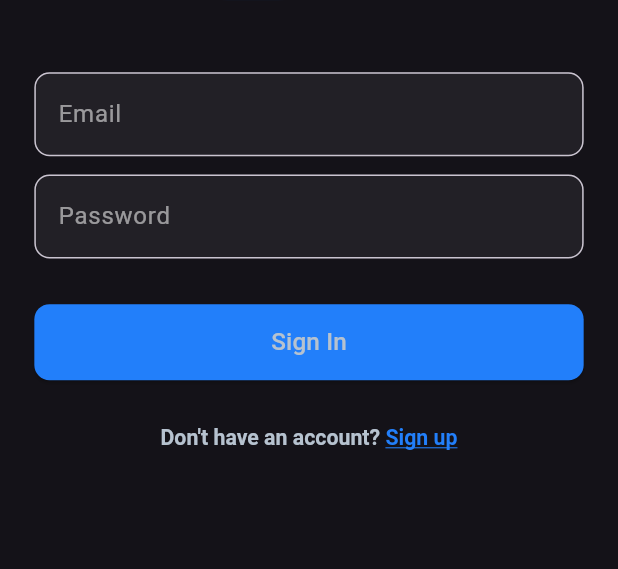
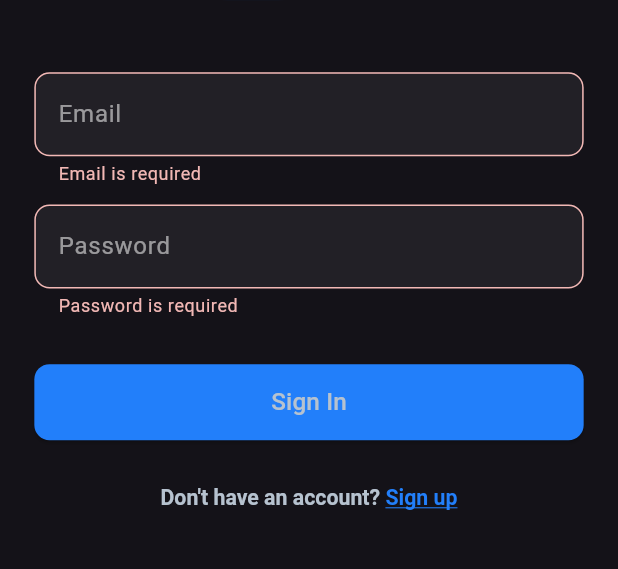
Before and after one commit to MohaamedHamdy/Devoida-task-management, a Flutter app: the SignInScreen screen opened by its route, after a tap on "Sign In", on a phone screen of 412 x 824 dp, the part 176-745 px from its top. Run offline on Flutter 3.47's test engine with Material 3 defaults, Android fonts, the phone set to English and light mode, and no system bars; our stand-ins replace bloc, dartz, dio, equatable, flutter_bloc, flutter_screenutil and 5 more; accounts and stored records are empty.

Commit message:
sign in front and backend done

```diff
--- a/devoida_front/lib/core/utils/networking/api_service.dart
+++ b/devoida_front/lib/core/utils/networking/api_service.dart
@@ -40,14 +40,15 @@ class ApiService {
   Future<Response> post({
     required String endPoints,
     required Map<String, dynamic> data,
+    Options? options,
   }) async {
     // print(endPoints);
-    // print('$baseUrl$endPoints');
+    print('$baseUrl$endPoints');
     try {
       var response = await dio.post(
         'http://10.0.2.2:8000/$endPoints',
         data: data,
-        options: Options(method: 'POST', headers: headers),
+        options: options ?? Options(method: 'POST', headers: headers),
       );
       // print(response.data);
       return response;
--- /dev/null
+++ b/devoida_front/lib/features/authentication/signin/data/repo/signin_repo.dart
@@ -0,0 +1,46 @@
+import 'package:dartz/dartz.dart';
+import 'package:devoida_front/core/errors/failure.dart';
+import 'package:devoida_front/core/utils/networking/api_service.dart';
+import 'package:dio/dio.dart';
+import 'package:flutter/material.dart';
+import 'package:flutter_secure_storage/flutter_secure_storage.dart';
+
+class SignInRepo {
+  final ApiService api;
+  final FlutterSecureStorage _storage = const FlutterSecureStorage();
+
+  SignInRepo({required this.api});
+
+  Future<Either<Failure, String>> login({
+    required String password,
+    required String email,
+  }) async {
+    try {
+      var response = await api.post(
+        endPoints: 'login',
+        data: {"username": email, "password": password},
+        options: Options(contentType: Headers.formUrlEncodedContentType),
+      );
+      // Check if response is successful
+      print("hennaa");
+      print(response);
+      print(response.data);
+      if (response.data['status'] == 'Success') {
+        final token = response.data['token'];
+        await _storage.write(key: 'token', value: token);
+        debugPrint(
+          "=============================== ${response.data['status']}",
+        );
+        return right(response.data['status'].toString());
+      } else {
+        // Handle error response
+        return left(ServerFailure(response.data['message']));
+      }
+    } catch (e) {
+      if (e is DioException) {
+        return left(ServerFailure.fromDioError(e));
+      }
+      return left(ServerFailure(e.toString()));
+    }
+  }
+}
--- /dev/null
+++ b/devoida_front/lib/features/authentication/signin/presentation/view model/sign_in_cubit.dart
@@ -0,0 +1,23 @@
+import 'package:bloc/bloc.dart';
+import 'package:devoida_front/features/authentication/signin/data/repo/signin_repo.dart';
+// import 'package:dartz/dartz.dart';
+import 'package:equatable/equatable.dart';
+// import 'package:petowner_frontend/core/errors/failure.dart';
+
+part 'sign_in_state.dart';
+
+class SignInCubit extends Cubit<SignInState> {
+  SignInCubit(this.signInRepo) : super(SignInInitial());
+
+  final SignInRepo signInRepo;
+
+  Future<void> signIn({required String password, required String email}) async {
+    emit(SignInLoading());
+    await Future.delayed(const Duration(seconds: 1));
+    var result = await signInRepo.login(password: password, email: email);
+    result.fold(
+      (failure) => emit(SignInFailure(errorMessage: failure.errorMessage)),
+      (status) => emit(SignInSuccess(status: status)),
+    );
+  }
+}
--- /dev/null
+++ b/devoida_front/lib/features/authentication/signin/presentation/view model/sign_in_state.dart
@@ -0,0 +1,24 @@
+part of 'sign_in_cubit.dart';
+
+sealed class SignInState extends Equatable {
+  const SignInState();
+
+  @override
+  List<Object> get props => [];
+}
+
+final class SignInInitial extends SignInState {}
+
+final class SignInLoading extends SignInState {}
+
+final class SignInSuccess extends SignInState {
+  final String status;
+
+  const SignInSuccess({required this.status});
+}
+
+final class SignInFailure extends SignInState {
+  final String errorMessage;
+
+  const SignInFailure({required this.errorMessage});
+}
--- a/devoida_front/lib/features/authentication/signin/presentation/view/widgets/signin_screen_body.dart
+++ b/devoida_front/lib/features/authentication/signin/presentation/view/widgets/signin_screen_body.dart
@@ -1,20 +1,44 @@
 import 'package:devoida_front/core/utils/helpers/spacing.dart';
+import 'package:devoida_front/core/utils/networking/api_service.dart';
 import 'package:devoida_front/core/utils/routing/routes.dart';
 import 'package:devoida_front/core/utils/theming/colors.dart';
 import 'package:devoida_front/core/utils/theming/styles.dart';
+import 'package:devoida_front/core/widgets/loading_button.dart';
+import 'package:devoida_front/features/authentication/signin/data/repo/signin_repo.dart';
+import 'package:devoida_front/features/authentication/signin/presentation/view%20model/sign_in_cubit.dart';
+import 'package:dio/dio.dart';
 import 'package:flutter/gestures.dart';
 import 'package:flutter/material.dart';
+import 'package:flutter_bloc/flutter_bloc.dart';
 import 'package:flutter_screenutil/flutter_screenutil.dart';
 import 'package:go_router/go_router.dart';
 
-class SigninScreenBody extends StatelessWidget {
+class SigninScreenBody extends StatefulWidget {
   const SigninScreenBody({super.key});
+
+  @override
+  State<SigninScreenBody> createState() => _SigninScreenBodyState();
+}
+
+class _SigninScreenBodyState extends State<SigninScreenBody> {
+  final GlobalKey<FormState> _formKey = GlobalKey<FormState>();
+  final TextEditingController _emailController = TextEditingController();
+  final TextEditingController _passwordController = TextEditingController();
+
+  @override
+  void dispose() {
+    _emailController.dispose();
+    _passwordController.dispose();
+    super.dispose();
+  }
 
   @override
   Widget build(BuildContext context) {
     return SafeArea(
       child: SingleChildScrollView(
         padding: EdgeInsets.symmetric(horizontal: 20.w),
+        child: Form(
+          key: _formKey,
           child: Column(
             crossAxisAlignment: CrossAxisAlignment.center,
             children: [
@@ -31,6 +55,7 @@ class SigninScreenBody extends StatelessWidget {
 
               // Email Field
               TextFormField(
+                controller: _emailController,
                 keyboardType: TextInputType.emailAddress,
                 decoration: InputDecoration(
                   hintText: "Email",
@@ -41,11 +66,21 @@ class SigninScreenBody extends StatelessWidget {
                     borderRadius: BorderRadius.circular(10.r),
                   ),
                 ),
+                validator: (value) {
+                  if (value == null || value.trim().isEmpty) {
+                    return 'Email is required';
+                  }
+                  if (!RegExp(r'^\S+@\S+\.\S+$').hasMatch(value)) {
+                    return 'Enter a valid email';
+                  }
+                  return null;
+                },
               ),
               heightSizedBox(12),
 
               // Password Field
               TextFormField(
+                controller: _passwordController,
                 obscureText: true,
                 decoration: InputDecoration(
                   hintText: "Password",
@@ -56,11 +91,41 @@ class SigninScreenBody extends StatelessWidget {
                     borderRadius: BorderRadius.circular(10.r),
                   ),
                 ),
+                validator: (value) {
+                  if (value == null || value.trim().isEmpty) {
+                    return 'Password is required';
+                  }
+                  if (value.length < 6) {
+                    return 'Password must be at least 6 characters';
+                  }
+                  return null;
+                },
               ),
               heightSizedBox(30),
 
-            // Sign In Button
-            SizedBox(
+              BlocProvider(
+                create:
+                    (context) =>
+                        SignInCubit(SignInRepo(api: ApiService(dio: Dio()))),
+                child: BlocConsumer<SignInCubit, SignInState>(
+                  listener: (context, state) {
+                    if (state is SignInFailure) {
+                      ScaffoldMessenger.of(context).showSnackBar(
+                        SnackBar(content: Text(state.errorMessage)),
+                      );
+                    } else if (state is SignInSuccess) {
+                      ScaffoldMessenger.of(context).showSnackBar(
+                        const SnackBar(content: Text('Login Successful')),
+                      );
+                      GoRouter.of(context).push(Routes.kHomeScreen);
+                    }
+                  },
+                  builder: (context, state) {
+                    var cubit = BlocProvider.of<SignInCubit>(context);
+                    if (state is SignInLoading) {
+                      return const LoadingButton(height: 60, radius: 10);
+                    }
+                    return SizedBox(
                       width: double.infinity,
                       height: 50.h,
                       child: ElevatedButton(
@@ -70,10 +135,24 @@ class SigninScreenBody extends StatelessWidget {
                             borderRadius: BorderRadius.circular(10.r),
                           ),
                         ),
-                onPressed: () {},
+                        onPressed: () {
+                          if (_formKey.currentState!.validate()) {
+                            final email = _emailController.text.trim();
+                            final password = _passwordController.text.trim();
+                            print('Email: $email');
+                            print('Password: $password');
+
+                            cubit.signIn(password: password, email: email);
+                          }
+                        },
                         child: Text("Sign In", style: Styles.cardTitleStyle),
                       ),
+                    );
+                  },
                 ),
+              ),
+
+              // Sign In Button
               heightSizedBox(30),
 
               RichText(
@@ -102,6 +181,7 @@ class SigninScreenBody extends StatelessWidget {
             ],
           ),
         ),
+      ),
     );
   }
 }
--- a/devoida_front/lib/features/authentication/signup/presentation/view model/sign_up_cubit.dart
+++ b/devoida_front/lib/features/authentication/signup/presentation/view model/sign_up_cubit.dart
@@ -12,6 +12,9 @@ class SignUpCubit extends Cubit<SignUpState> {
     required String pass,
     required String email,
   }) async {
+    print(username);
+    print("pass: " + pass);
+    print(email);
     emit(SignUpLoading());
     await Future.delayed(const Duration(seconds: 1));
     var result = await signUpRepo.signUp(
--- a/devoida_front/lib/features/authentication/signup/presentation/view/widgets/signup_screen_body.dart
+++ b/devoida_front/lib/features/authentication/signup/presentation/view/widgets/signup_screen_body.dart
@@ -144,8 +144,8 @@ class _SignupScreenBodyState extends State<SignupScreenBody> {
                           debugPrint("Password: ${_passwordController.text}");
                           cubit.signUp(
                             username: _usernameController.text,
-                            pass: _emailController.text,
-                            email: _passwordController.text,
+                            pass: _passwordController.text,
+                            email: _emailController.text,
                           );
                         }
                       },
@@ -168,6 +168,7 @@ class _SignupScreenBodyState extends State<SignupScreenBody> {
                       ScaffoldMessenger.of(context).showSnackBar(
                         SnackBar(content: Text("User created successfully")),
                       );
+                      GoRouter.of(context).push(Routes.kSigninScreen);
                     }
                   },
                 ),
```
Also changed, not shown: 2 other files. Lines whose indentation alone changed are shown as unchanged.
